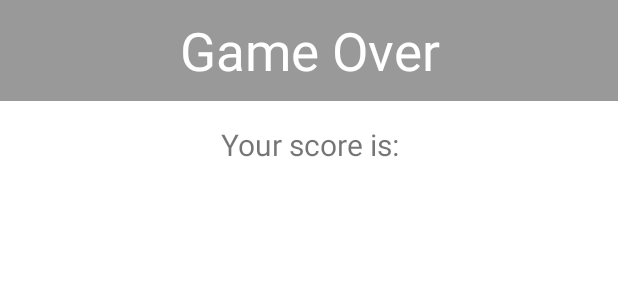
After one commit to sourabhv/memorizer, an Android app: the layout gameover_toast.xml on its own in the app's theme, with its tools: preview values and no code run, on a phone screen of 412 x 824 dp. The commit adds this screen. Shown: the top 300 px of the screen. Run offline under Robolectric (Android 15) with nearby library versions, the phone set to English and light mode, and no system bars.

Commit message:
Replace AlertDialog with custom Toast

```diff
--- a/app/build.gradle
+++ b/app/build.gradle
@@ -8,8 +8,8 @@ android {
         applicationId "contagious.apps.memorizer"
         minSdkVersion 9
         targetSdkVersion 20
-        versionCode 1
-        versionName "1.0"
+        versionCode 2
+        versionName "1.1"
     }
     buildTypes {
         release {
--- a/app/src/main/AndroidManifest.xml
+++ b/app/src/main/AndroidManifest.xml
@@ -13,7 +13,6 @@
             android:screenOrientation="portrait" >
             <intent-filter>
                 <action android:name="android.intent.action.MAIN" />
-
                 <category android:name="android.intent.category.LAUNCHER" />
             </intent-filter>
         </activity>
--- /dev/null
+++ b/app/src/main/res/layout/gameover_toast.xml
@@ -0,0 +1,39 @@
+<?xml version="1.0" encoding="utf-8"?>
+
+<LinearLayout xmlns:android="http://schemas.android.com/apk/res/android"
+    android:id="@+id/gameover_toast_layout"
+    android:orientation="vertical"
+    android:layout_width="match_parent"
+    android:layout_height="match_parent"
+    android:background="@android:color/white">
+
+    <TextView
+        android:layout_width="fill_parent"
+        android:layout_height="wrap_content"
+        android:background="@color/gray"
+        android:textColor="@android:color/white"
+        android:text="@string/gameover"
+        android:textSize="35sp"
+        android:paddingTop="10dp"
+        android:paddingBottom="10dp"
+        android:paddingLeft="40dp"
+        android:paddingRight="40dp"
+        android:gravity="center" />
+
+    <TextView
+        android:layout_width="fill_parent"
+        android:layout_height="wrap_content"
+        android:text="@string/gameovermessage"
+        android:textSize="20sp"
+        android:padding="15dp"
+        android:gravity="center" />
+
+    <TextView
+        android:id="@+id/gameover_toast_highscore"
+        android:layout_width="fill_parent"
+        android:layout_height="wrap_content"
+        android:textSize="100sp"
+        android:paddingBottom="20dp"
+        android:gravity="center" />
+
+</LinearLayout>
--- a/app/src/main/res/values/strings.xml
+++ b/app/src/main/res/values/strings.xml
@@ -5,7 +5,7 @@
     <string name="start">Start</string>
     <string name="score">Score:\u0020</string>
     <string name="gameover">Game Over</string>
-    <string name="gameovermessage">Your score is:\u0020</string>
+    <string name="gameovermessage">Your score is:</string>
     <string name="highscore">High Score:\u0020</string>
 
     <color name="light_red">#FFCACA</color>
@@ -16,4 +16,6 @@
     <color name="yellow">#FF8800</color>
     <color name="light_blue">#C5EAF8</color>
     <color name="blue">#0099CC</color>
+    <color name="gray">#999999</color>
+
 </resources>
```
Also changed, not shown: app/src/main/java/contagious/apps/memorizer/MainActivity.java (+18 -11 lines).
